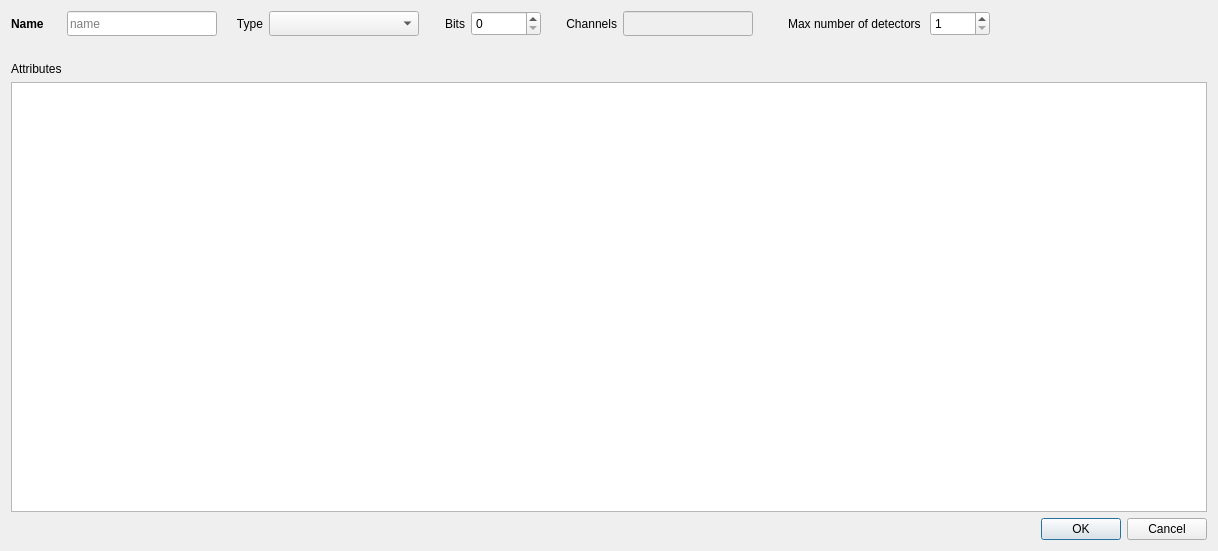
The window that gui/daq/dialog_spectrum_template.ui (usnistgov/qpx-gamma) describes before a commit, drawn with Qt 5.
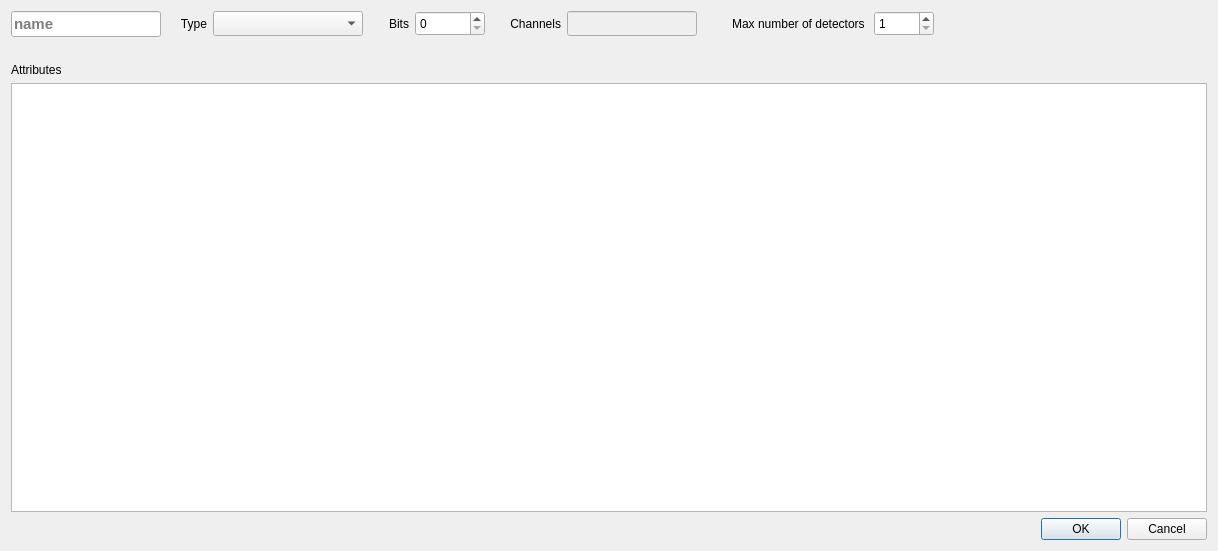
The same window after the commit. Icons and pictures are not drawn.

What changed in the file:
```diff
--- a/gui/daq/dialog_spectrum_template.ui
+++ b/gui/daq/dialog_spectrum_template.ui
@@ -50,55 +50,31 @@
    <item row="0" column="0">
     <layout class="QHBoxLayout" name="horizontalLayout_4">
      <item>
-      <widget class="QLabel" name="label_2">
+      <widget class="QLineEdit" name="lineName">
        <property name="sizePolicy">
-        <sizepolicy hsizetype="Minimum" vsizetype="Preferred">
+        <sizepolicy hsizetype="Maximum" vsizetype="Fixed">
          <horstretch>0</horstretch>
          <verstretch>0</verstretch>
         </sizepolicy>
        </property>
        <property name="minimumSize">
         <size>
-         <width>50</width>
+         <width>150</width>
          <height>25</height>
         </size>
        </property>
        <property name="maximumSize">
         <size>
-         <width>50</width>
+         <width>150</width>
          <height>16777215</height>
         </size>
        </property>
        <property name="font">
         <font>
+         <pointsize>11</pointsize>
          <weight>75</weight>
          <bold>true</bold>
         </font>
-       </property>
-       <property name="text">
-        <string>Name</string>
-       </property>
-      </widget>
-     </item>
-     <item>
-      <widget class="QLineEdit" name="lineName">
-       <property name="sizePolicy">
-        <sizepolicy hsizetype="Maximum" vsizetype="Fixed">
-         <horstretch>0</horstretch>
-         <verstretch>0</verstretch>
-        </sizepolicy>
-       </property>
-       <property name="minimumSize">
-        <size>
-         <width>150</width>
-         <height>25</height>
-        </size>
-       </property>
-       <property name="maximumSize">
-        <size>
-         <width>150</width>
-         <height>16777215</height>
-        </size>
        </property>
        <property name="inputMask">
         <string/>
```
